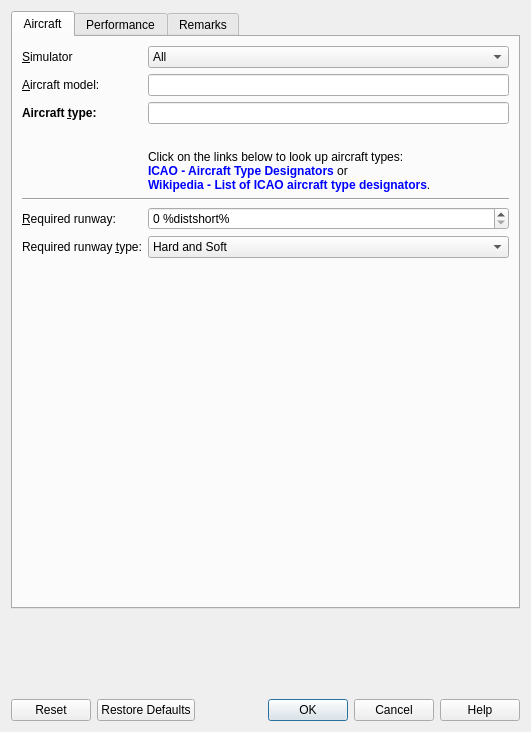
Before: the Qt Designer form src/perf/aircraftperfdialog.ui in albar965/littlenavmap, drawn with Qt 5.
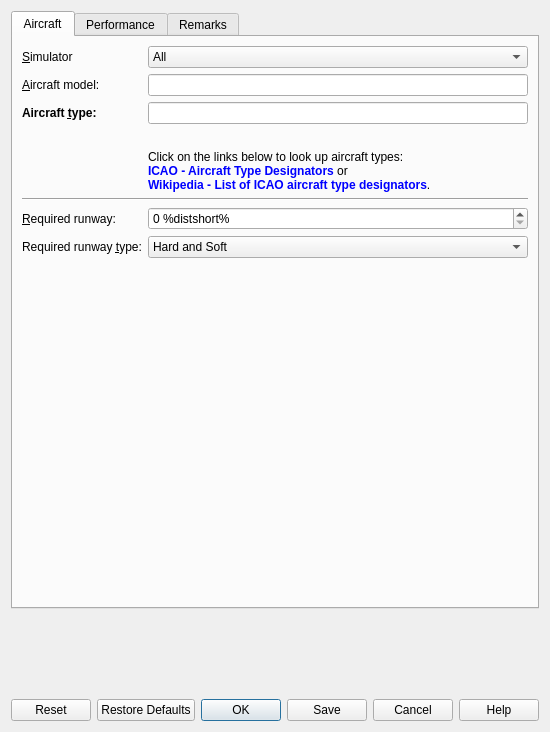
After: the same form once the commit is applied.

Commit message: Added save button to aircraft performance merge and edit dialogs.

What changed in the file:
```diff
--- a/src/perf/aircraftperfdialog.ui
+++ b/src/perf/aircraftperfdialog.ui
@@ -1079,7 +1079,7 @@
       <enum>Qt::Horizontal</enum>
      </property>
      <property name="standardButtons">
-      <set>QDialogButtonBox::Cancel|QDialogButtonBox::Help|QDialogButtonBox::Ok|QDialogButtonBox::Reset|QDialogButtonBox::RestoreDefaults</set>
+      <set>QDialogButtonBox::Cancel|QDialogButtonBox::Help|QDialogButtonBox::Ok|QDialogButtonBox::Reset|QDialogButtonBox::RestoreDefaults|QDialogButtonBox::Save</set>
      </property>
     </widget>
    </item>
```
The commit also changes 6 other files.
